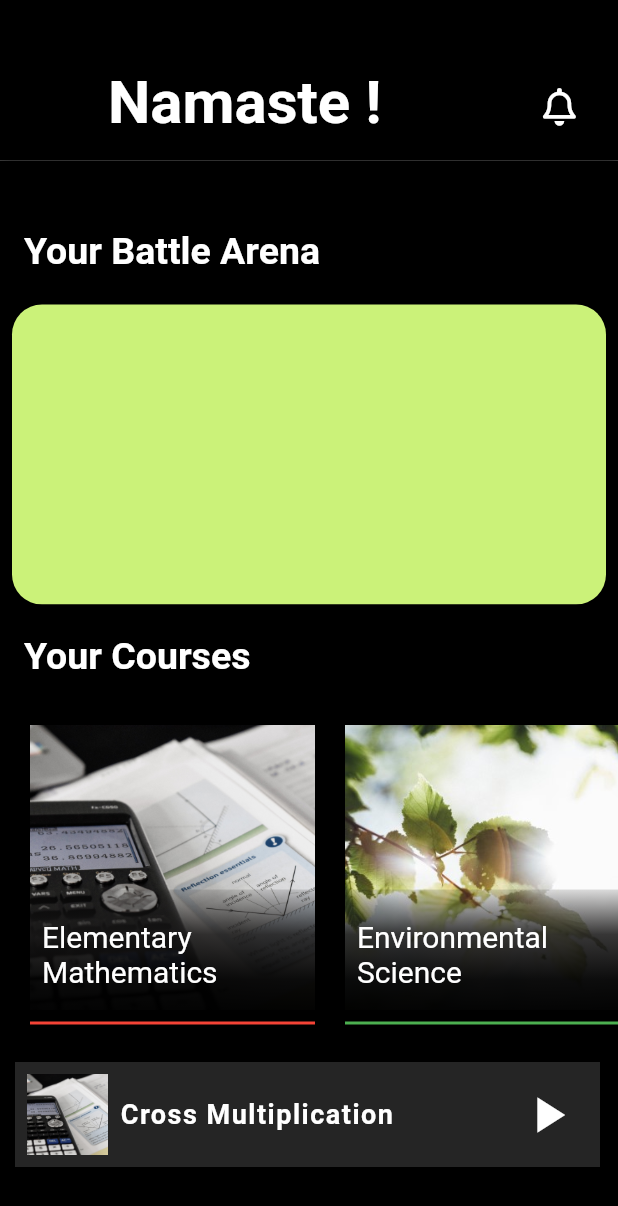
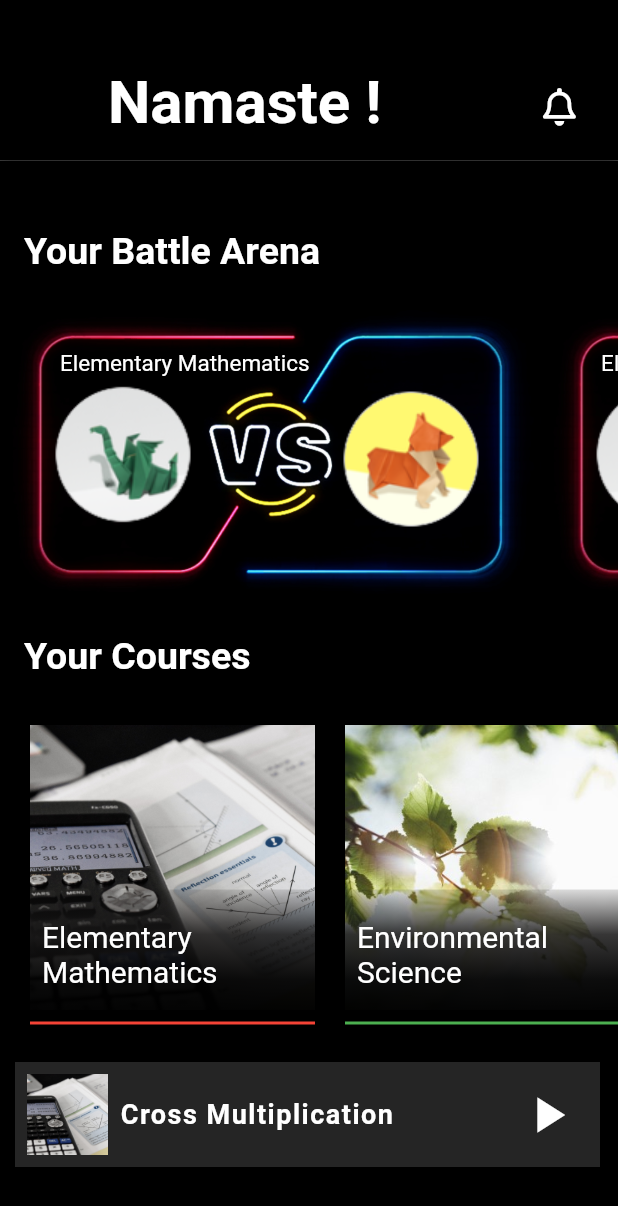
Before and after one commit to ankush-org/Vidyagama--GDSC-Solution-Challenge-2023, a Flutter app: the Home screen opened directly, on a phone screen of 412 x 824 dp. Shown: the top 1206 px of the screen. Run offline on Flutter 3.47's test engine with Material 2 defaults, Android fonts, the light colour scheme and no system bars; our stand-ins replace firebase_auth, firebase_core, flutter_riverpod, font_awesome_flutter, go_router, google_fonts and 4 more; missing offline and left inert: dart:ffi; accounts and stored records are empty; network calls fail; Roboto replaces fonts that are missing (Ubuntu).

Commit message:
implemented battle cards

```diff
--- a/lib/Pages/Auth/P0_startup.dart
+++ b/lib/Pages/Auth/P0_startup.dart
@@ -38,8 +38,8 @@ class _P0State extends ConsumerState<InitPage> {
     //sign-in logic
     try {
       await FirebaseAuth.instance.signInWithEmailAndPassword(
-        email: ref.read(userEmail).toString(),
-        password: ref.read(userPassword).toString(),
+        email: ref.read(userEmail).toString().trim(),
+        password: ref.read(userPassword).toString().trim(),
       );
     } on FirebaseAuthException catch (e) {
       print(e);
--- a/lib/Pages/Home/P3A_home.dart
+++ b/lib/Pages/Home/P3A_home.dart
@@ -5,6 +5,7 @@ import 'package:font_awesome_flutter/font_awesome_flutter.dart';
 import 'package:go_router/go_router.dart';
 import 'package:google_fonts/google_fonts.dart';
 import 'package:google_nav_bar/google_nav_bar.dart';
+import 'package:gsc/Pages/Home/battles_card.dart';
 import 'package:gsc/Pages/Home/topic_selection_card.dart';
 // import 'package:gsc/TMP/Home/topic_card.dart';
 
@@ -20,10 +21,15 @@ class Home extends StatefulWidget {
 
 class _HomeState extends State<Home> {
   final List topicList = [
-    ['Elementary Mathematics', 'math.jpg', Colors.red],
-    ['Environmental Science', 'env.jpg', Colors.green],
-    ['Commutative  English', 'eng.jpg', Colors.yellow],
-    ['Law & Ethics', 'law.jpg', Colors.blue],
+    ['Elementary Mathematics', 'math.jpg', Colors.red, 1],
+    ['Environmental Science', 'env.jpg', Colors.green, 1],
+    ['Commutative  English', 'eng.jpg', Colors.yellow, 1],
+    ['Law & Ethics', 'law.jpg', Colors.blue, 1],
+  ];
+  final List battleList = [
+    ['pfp1.png', 'pfp2.png', 'Elementary Mathematics'],
+    ['pfp1.png', 'pfp2.png', 'Elementary Mathematics'],
+    ['pfp1.png', 'pfp2.png', 'Elementary Mathematics'],
   ];
   final homeUser = FirebaseAuth.instance.currentUser;
   @override
@@ -79,12 +85,19 @@ class _HomeState extends State<Home> {
                   ),
                 ),
               ),
-              Container(
+              SizedBox(
                 height: 200,
-                margin: const EdgeInsets.only(left: 8, right: 8),
-                decoration: BoxDecoration(
-                    color: const Color.fromARGB(250, 207, 247, 123),
-                    borderRadius: BorderRadius.circular(20)),
+                child: ListView.builder(
+                  itemCount: battleList.length,
+                  scrollDirection: Axis.horizontal,
+                  itemBuilder: (context, index) {
+                    return BattleCard(
+                      pfp1: battleList[index][0],
+                      pfp2: battleList[index][1],
+                      topicName: battleList[index][2],
+                    );
+                  },
+                ),
               ),
               Container(
                 padding: const EdgeInsets.only(left: 10, top: 20),
@@ -113,6 +126,7 @@ class _HomeState extends State<Home> {
                       topicName: topicList[index][0],
                       imgName: topicList[index][1],
                       barColor: topicList[index][2],
+                      navId: topicList[index][3],
                     );
                   },
                 ),
--- /dev/null
+++ b/lib/Pages/Home/battles_card.dart
@@ -0,0 +1,52 @@
+import 'package:flutter/material.dart';
+import 'package:google_fonts/google_fonts.dart';
+
+class BattleCard extends StatelessWidget {
+  final String pfp1;
+  final String pfp2;
+  final String topicName;
+  const BattleCard(
+      {super.key,
+      required this.pfp1,
+      required this.pfp2,
+      required this.topicName});
+
+  @override
+  Widget build(BuildContext context) {
+    return GestureDetector(
+      onTap: () {
+        // Navigator.of(context).pushReplacement(MaterialPageRoute(
+        //   builder: (BuildContext context) => const VideoPlayerHome(),
+        // ));
+      },
+      child: Stack(
+        children: [
+          Positioned(
+            child: Image.asset("lib/assets/vs.jpg"),
+          ),
+          Row(
+            children: [],
+          ),
+          Positioned(
+            left: 30,
+            top: 40,
+            child: Image.asset("lib/assets/$pfp1"),
+          ),
+          Positioned(
+            left: 200,
+            top: 30,
+            child: Image.asset("lib/assets/$pfp2"),
+          ),
+          Positioned(
+            top: 30,
+            left: 40,
+            child: Text(
+              topicName,
+              style: GoogleFonts.ubuntu(color: Colors.white, fontSize: 15),
+            ),
+          ),
+        ],
+      ),
+    );
+  }
+}
--- a/lib/Pages/Home/topic_selection_card.dart
+++ b/lib/Pages/Home/topic_selection_card.dart
@@ -1,20 +1,47 @@
+import 'dart:ffi';
+
 import 'package:flutter/material.dart';
+import 'package:gsc/Pages/Home/P3B_video_player.dart';
+import 'package:gsc/Pages/Test/P4B_test.dart';
+import 'package:gsc/Pages/Test/P4C_english.dart';
 
 class TopicCard extends StatelessWidget {
   final String topicName;
   final String imgName;
   final Color barColor;
+  final int navId;
 
   const TopicCard({
     super.key,
     required this.topicName,
     required this.imgName,
     required this.barColor,
+    required this.navId,
   });
 
   @override
   Widget build(BuildContext context) {
-    return Padding(
+    return GestureDetector(
+      onTap: () {
+        if (navId == 1) {
+          Navigator.of(context).pushReplacement(MaterialPageRoute(
+            builder: (BuildContext context) => const VideoPlayerHome(),
+          ));
+        } else if (navId == 2) {
+          Navigator.of(context).pushReplacement(
+            MaterialPageRoute(
+              builder: (BuildContext context) => const TestPage(),
+            ),
+          );
+        } else if (navId == 3) {
+          Navigator.of(context).pushReplacement(
+            MaterialPageRoute(
+              builder: (BuildContext context) => const LanguageTest(),
+            ),
+          );
+        }
+      },
+      child: Padding(
         padding: const EdgeInsets.only(left: 20),
         child: Stack(
           children: [
@@ -62,6 +89,7 @@ class TopicCard extends StatelessWidget {
             ),
           ],
         ),
+      ),
     );
   }
 }
--- a/lib/TMP/Home/h01.dart
+++ b/lib/TMP/Home/h01.dart
@@ -54,6 +54,7 @@ class _h01State extends State<h01> {
                         imgName: 'math.jpg',
                         topicName: '',
                         barColor: Colors.black,
+                        navId: 1,
                       );
                     }),
               ),
```
Also changed, not shown: lib/Pages/Auth/P2A_sign_up.dart (+12 -7 lines), lib/Pages/Home/P3B_video_player.dart (added, +10 -0 lines), lib/assets/pfp1.png (added), lib/assets/pfp2.png (added), lib/assets/pfp3.png (added), lib/assets/pfp4.png (added), lib/assets/pfp5.png (added), lib/assets/pfp6.png (added), lib/assets/vs.jpg (added), 3 other files. Lines whose indentation alone changed are shown as unchanged.
